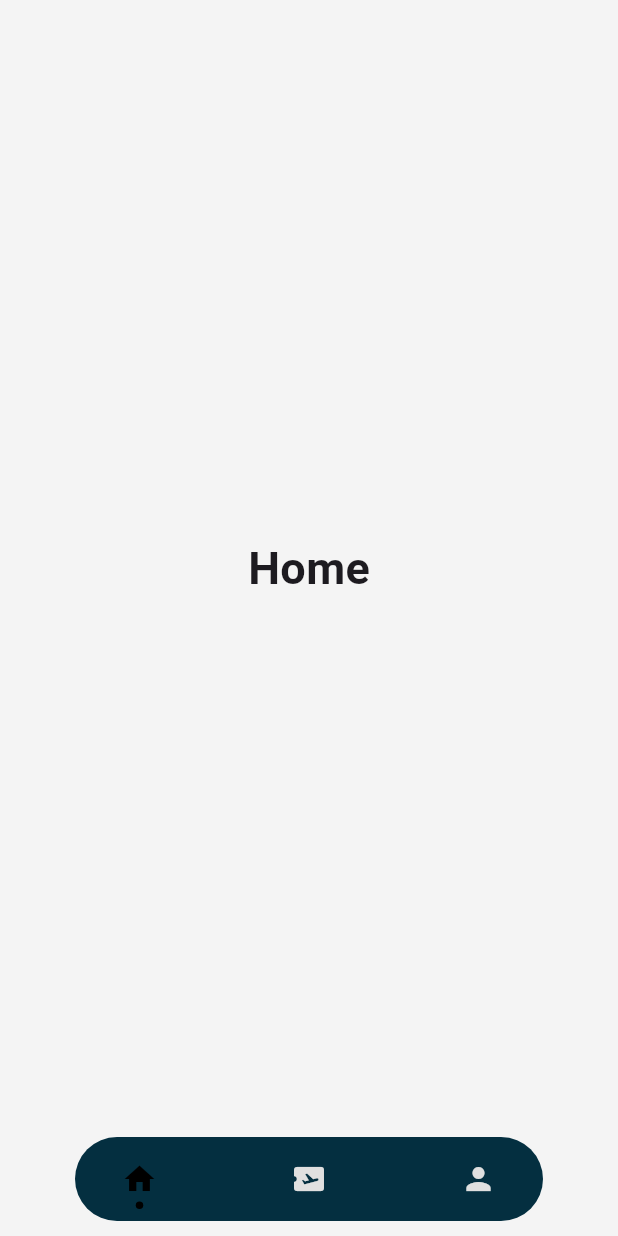
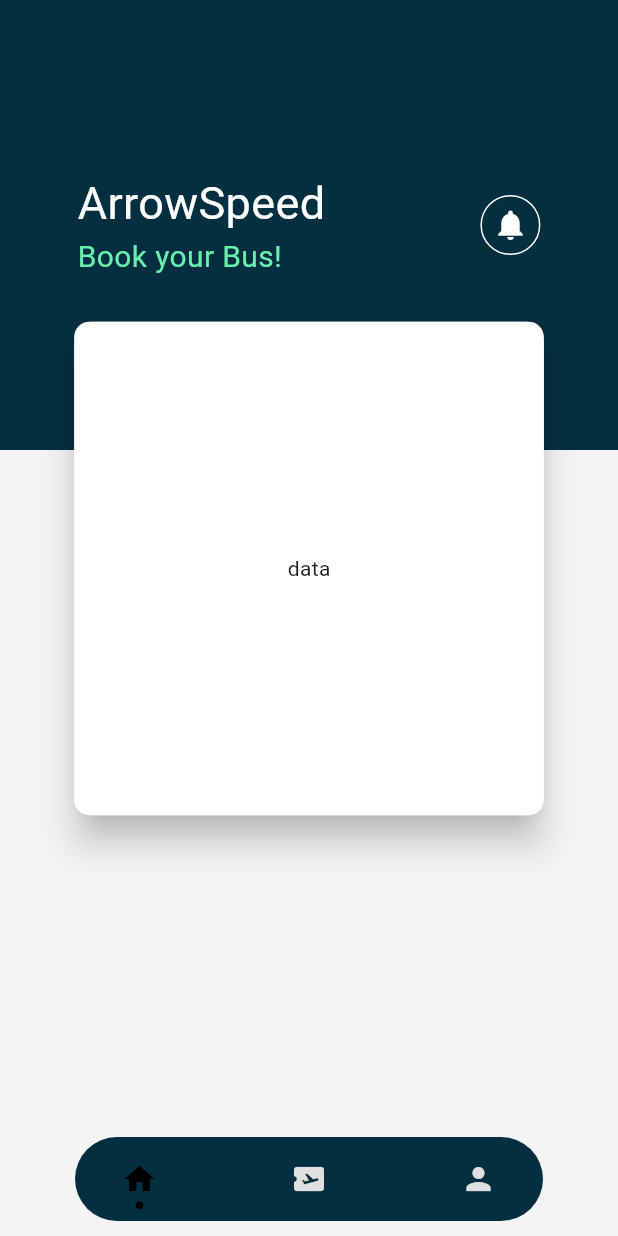
Before and after one commit to yas2003ser/bus_booking, a Flutter app: the HomeScreen screen opened by its route, on a phone screen of 412 x 824 dp. Run offline on Flutter 3.47's test engine with Material 3 defaults, Android fonts, the light colour scheme and no system bars; drawn by our look-alikes of dot_navigation_bar; our stand-ins replace another_flutter_splash_screen, flutter_riverpod.

Commit message:
home screen 50 %

```diff
--- a/lib/screens/navBarScreens/home.dart
+++ b/lib/screens/navBarScreens/home.dart
@@ -1,18 +1,69 @@
-import 'package:flutter/cupertino.dart';
+import 'package:flutter/material.dart';
 
 class Home extends StatelessWidget {
   const Home({super.key});
 
   @override
   Widget build(BuildContext context) {
-    return const Center(
-      child: Text(
-        'Home',
-        style: TextStyle(
-          fontSize: 30,
-          fontWeight: FontWeight.bold,
+    return Stack(
+      alignment: Alignment.center,
+      children: [
+        Column(
+          children: [
+            Container(
+              height: 300,
+              width: double.infinity,
+              color: const Color(0xff042F40),
+              child: Center(
+                child: Row(
+                  mainAxisAlignment: MainAxisAlignment.spaceAround,
+                  children: [
+                    const Column(
+                      mainAxisAlignment: MainAxisAlignment.center,
+                      crossAxisAlignment: CrossAxisAlignment.start,
+                      children: [
+                        Text("ArrowSpeed",
+                            style:
+                                TextStyle(color: Colors.white, fontSize: 30)),
+                        Text("Book your Bus!",
+                            textAlign: TextAlign.start,
+                            style: TextStyle(
+                                color: Colors.greenAccent, fontSize: 20)),
+                      ],
+                    ),
+                    Container(
+                      height: 40,
+                      width: 40,
+                      decoration: BoxDecoration(
+                        color: Colors.transparent,
+                        shape: BoxShape.circle,
+                        border: Border.all(color: Colors.white, width: 1),
+                      ),
+                      child:
+                          const Icon(Icons.notifications, color: Colors.white),
+                    )
+                  ],
+                ),
+              ),
+            ),
+          ],
         ),
-      ),
+        const SizedBox(
+          height: 20,
+        ),
+        Card(
+          elevation: 10,
+          child: Container(
+            decoration: BoxDecoration(
+              borderRadius: BorderRadius.circular(10),
+              color: Colors.white,
+            ),
+            width: 313,
+            height: 329,
+            child: const Center(child: Text("data")),
+          ),
+        )
+      ],
     );
   }
 }
```
